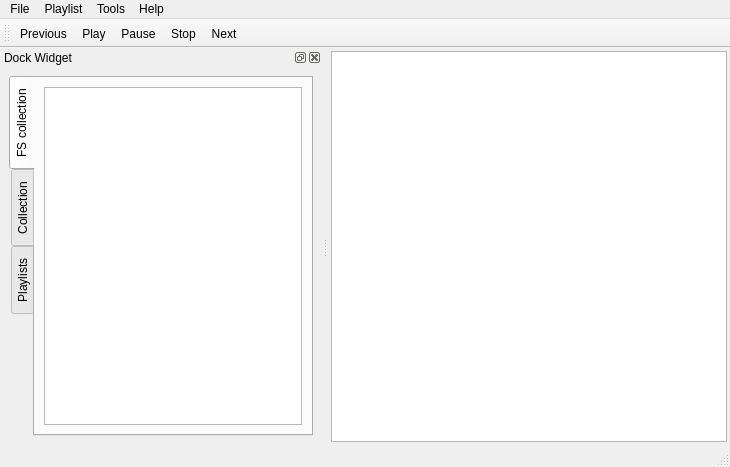
This is mainwindow.ui in ksv1986/qsmmp as Qt 5 draws it before an edit. The edited form follows.
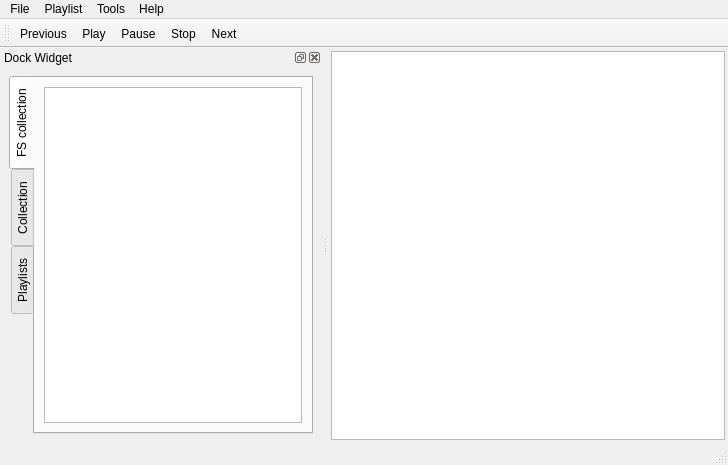
This is the edited form. Icons and pictures are not drawn. Custom widgets are drawn as their Qt base class.

Commit message: Tray icon implemented

```diff
--- a/mainwindow.ui
+++ b/mainwindow.ui
@@ -6,8 +6,8 @@
    <rect>
     <x>0</x>
     <y>0</y>
-    <width>730</width>
-    <height>467</height>
+    <width>728</width>
+    <height>465</height>
    </rect>
   </property>
   <property name="windowTitle">
@@ -51,7 +51,7 @@
     <rect>
      <x>0</x>
      <y>0</y>
-     <width>730</width>
+     <width>728</width>
      <height>25</height>
     </rect>
    </property>
```
Left out of the diff: 5 changed lines with no effect on the pictures. The commit also changes 2 other files.
